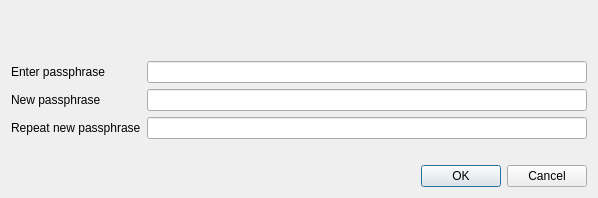
The window that src/qt/forms/askpassphrasedialog.ui (lycancoin/lycancoin-release) describes before a commit, drawn with Qt 5.
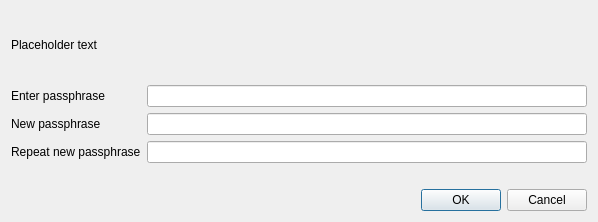
The same window after the commit.

```diff
--- a/src/qt/forms/askpassphrasedialog.ui
+++ b/src/qt/forms/askpassphrasedialog.ui
@@ -7,7 +7,7 @@
     <x>0</x>
     <y>0</y>
     <width>598</width>
-    <height>198</height>
+    <height>222</height>
    </rect>
   </property>
   <property name="sizePolicy">
@@ -26,8 +26,14 @@
    <string>Passphrase Dialog</string>
   </property>
   <layout class="QVBoxLayout" name="verticalLayout">
+   <property name="sizeConstraint">
+    <enum>QLayout::SetMinimumSize</enum>
+   </property>
    <item>
     <widget class="QLabel" name="warningLabel">
+     <property name="text">
+      <string notr="true">Placeholder text</string>
+     </property>
      <property name="textFormat">
       <enum>Qt::RichText</enum>
      </property>
@@ -38,6 +44,9 @@
    </item>
    <item>
     <layout class="QFormLayout" name="formLayout">
+     <property name="sizeConstraint">
+      <enum>QLayout::SetMinimumSize</enum>
+     </property>
      <property name="fieldGrowthPolicy">
       <enum>QFormLayout::AllNonFixedFieldsGrow</enum>
      </property>
```
